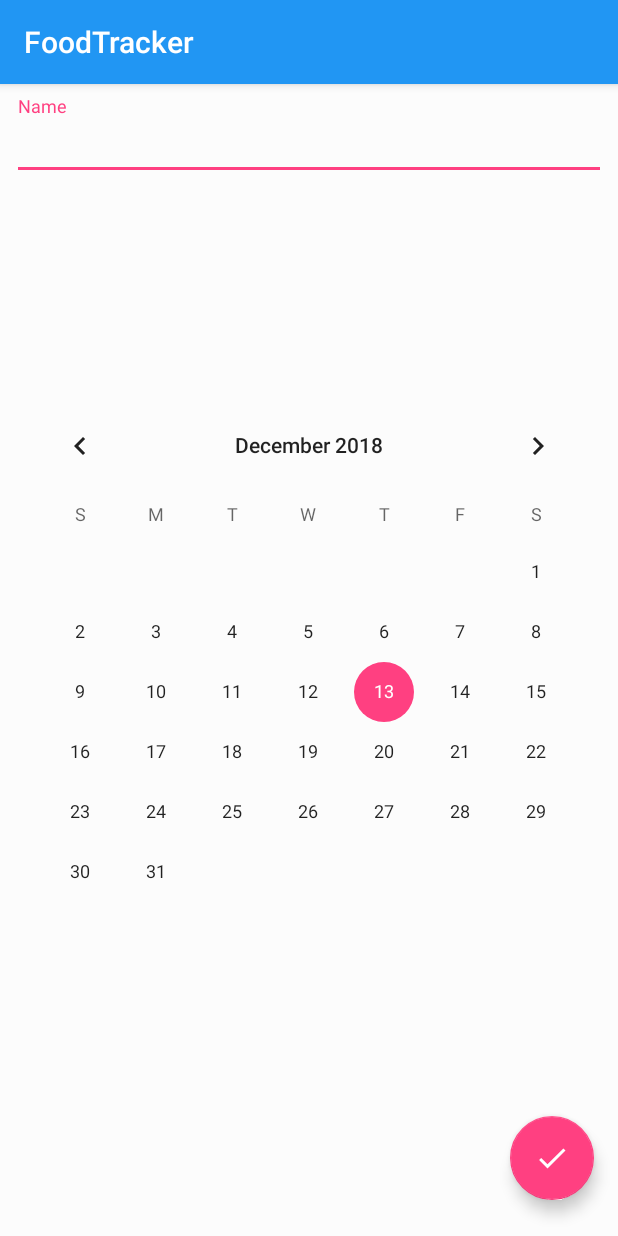
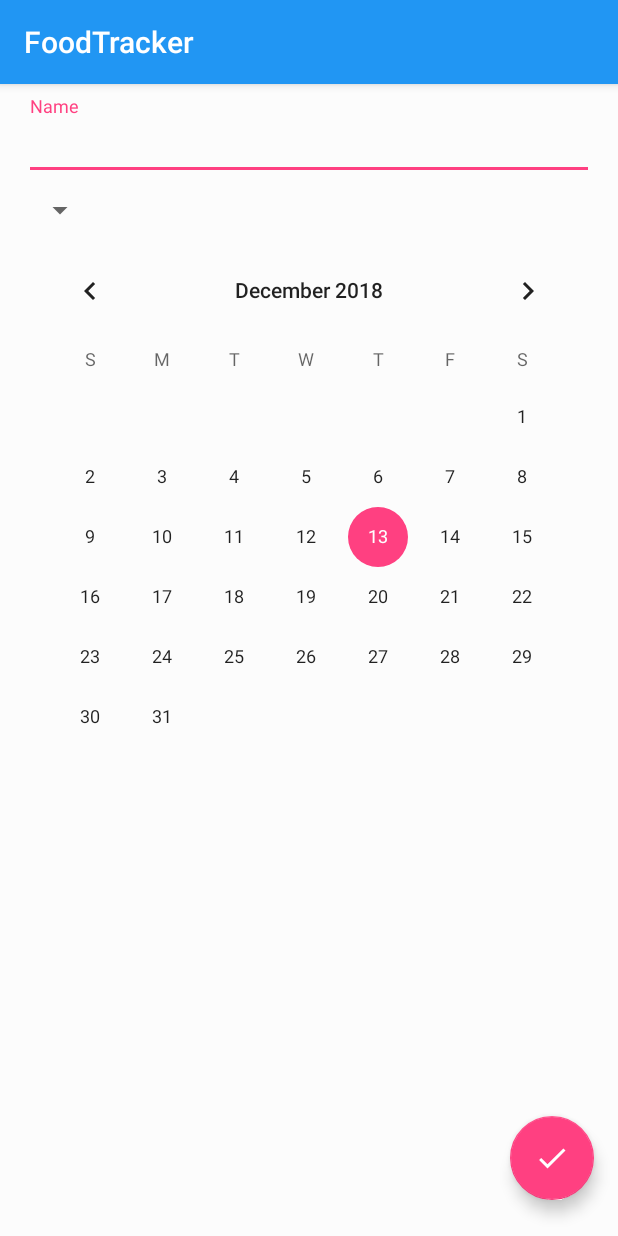
Before and after one commit to V1254/FoodTracker, an Android app: the AddActivity screen opened directly, with no data from a screen before it, on a phone screen of 412 x 824 dp. Run offline under Robolectric (Android 15) with nearby library versions, the phone set to English and light mode, and no system bars; our stand-ins replace Room's generated code; 1 statement that could not run was skipped.

```diff
--- a/app/src/main/res/layout/activity_add.xml
+++ b/app/src/main/res/layout/activity_add.xml
@@ -11,9 +11,9 @@
         android:id="@+id/textInputLayout2"
         android:layout_width="match_parent"
         android:layout_height="wrap_content"
-        android:layout_marginStart="8dp"
+        android:layout_marginStart="16dp"
         android:layout_marginTop="8dp"
-        android:layout_marginEnd="8dp"
+        android:layout_marginEnd="16dp"
         app:layout_constraintEnd_toEndOf="parent"
         app:layout_constraintStart_toStartOf="parent"
         app:layout_constraintTop_toTopOf="parent">
@@ -33,13 +33,23 @@
     <CalendarView
         android:id="@+id/expiry_date"
         android:layout_width="match_parent"
-        android:layout_height="wrap_content"
-        android:layout_marginStart="8dp"
-        android:layout_marginTop="16dp"
-        android:layout_marginEnd="8dp"
-        android:layout_marginBottom="16dp"
+        android:layout_height="0dp"
+        android:layout_marginStart="16dp"
+        android:layout_marginTop="8dp"
+        android:layout_marginEnd="16dp"
+        android:layout_marginBottom="8dp"
         app:layout_constraintBottom_toTopOf="@+id/save_food"
         app:layout_constraintEnd_toEndOf="parent"
+        app:layout_constraintHorizontal_bias="0.0"
+        app:layout_constraintStart_toStartOf="parent"
+        app:layout_constraintTop_toBottomOf="@+id/spinner" />
+
+    <Spinner
+        android:id="@+id/spinner"
+        android:layout_width="wrap_content"
+        android:layout_height="wrap_content"
+        android:layout_marginStart="16dp"
+        android:layout_marginTop="8dp"
         app:layout_constraintStart_toStartOf="parent"
         app:layout_constraintTop_toBottomOf="@+id/textInputLayout2" />
 
```
Also changed, not shown: app/src/main/res/layout/activity_update.xml (+10 -1 lines), app/src/main/res/layout/cardview.xml (+15 -5 lines), app/src/main/res/drawable/dairy.png (added), app/src/main/res/drawable/grain.png (added), app/src/main/res/drawable/meat.png (added), app/src/main/res/drawable/oil.png (added), app/src/main/res/drawable/other.png (added), app/src/main/res/drawable/veg.png (added).
